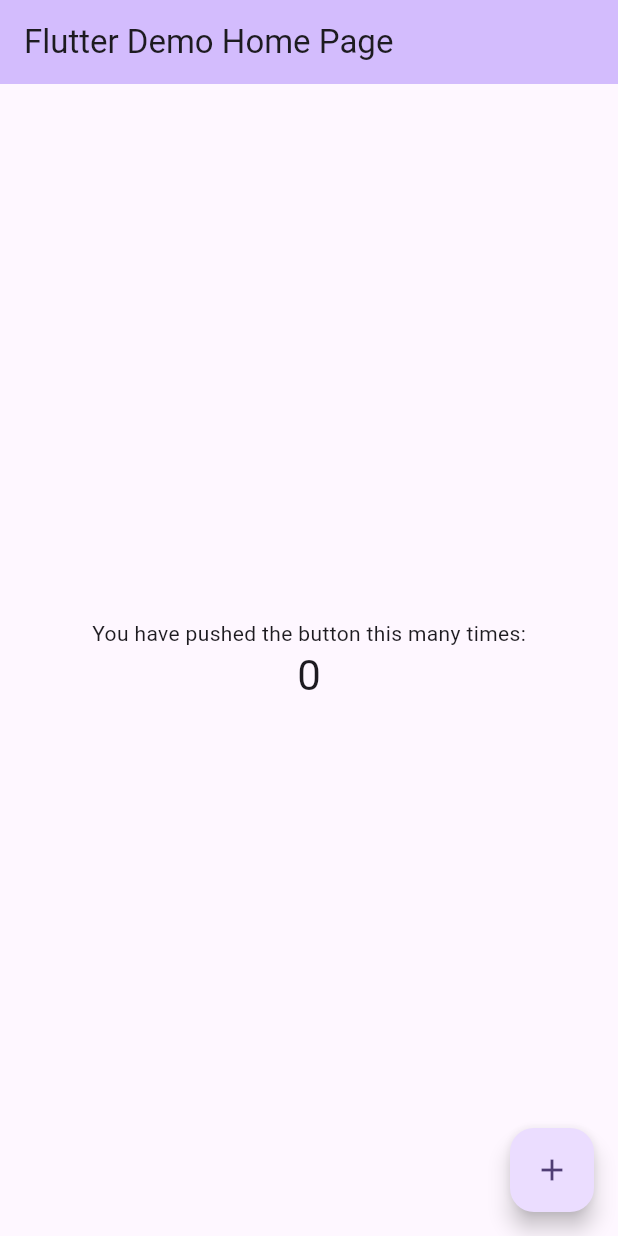
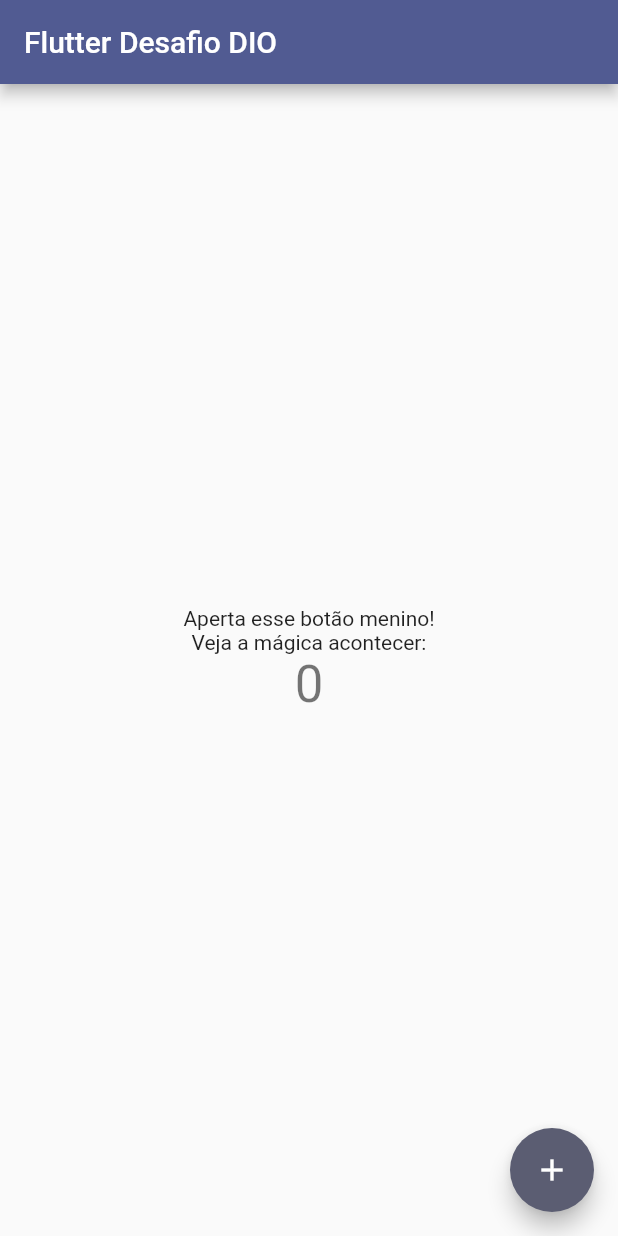
Before and after one commit to Judenilson/dio-flutter-firstapp, a Flutter app: the screen it shows after launch, on a phone screen of 412 x 824 dp. Run offline on Flutter 3.47's test engine with Material 3 defaults, Android fonts, the phone set to English and light mode, and no system bars.

Commit message:
change main

```diff
--- a/lib/main.dart
+++ b/lib/main.dart
@@ -11,7 +11,7 @@
   @override
   Widget build(BuildContext context) {
     return MaterialApp(
-      title: 'Flutter Demo',
+      title: 'Desafio DIO',
       theme: ThemeData(
         // This is the theme of your application.
         //
@@ -28,10 +28,10 @@
         //
         // This works for code too, not just values: Most code changes can be
         // tested with just a hot reload.
-        colorScheme: ColorScheme.fromSeed(seedColor: Colors.deepPurple),
-        useMaterial3: true,
+        colorScheme: ColorScheme.fromSeed(seedColor: Colors.indigoAccent),
+        useMaterial3: false,
       ),
-      home: const MyHomePage(title: 'Flutter Demo Home Page'),
+      home: const MyHomePage(title: 'Flutter Desafio DIO'),
     );
   }
 }
@@ -81,7 +81,7 @@
         // TRY THIS: Try changing the color here to a specific color (to
         // Colors.amber, perhaps?) and trigger a hot reload to see the AppBar
         // change color while the other colors stay the same.
-        backgroundColor: Theme.of(context).colorScheme.inversePrimary,
+        backgroundColor: Theme.of(context).colorScheme.primary,
         // Here we take the value from the MyHomePage object that was created by
         // the App.build method, and use it to set our appbar title.
         title: Text(widget.title),
@@ -106,8 +106,9 @@
           mainAxisAlignment: MainAxisAlignment.center,
           children: <Widget>[
             const Text(
-              'You have pushed the button this many times:',
+              'Aperta esse botão menino!',
             ),
+            const Text('Veja a mágica acontecer:'),
             Text(
               '$_counter',
               style: Theme.of(context).textTheme.headlineMedium,
```
